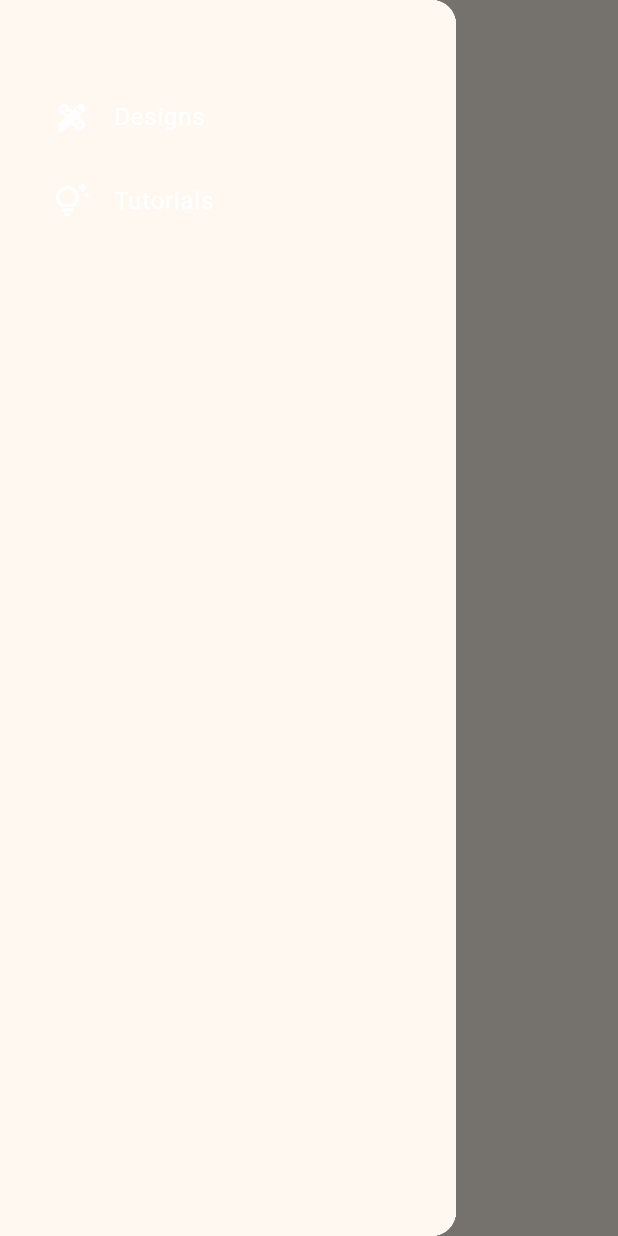
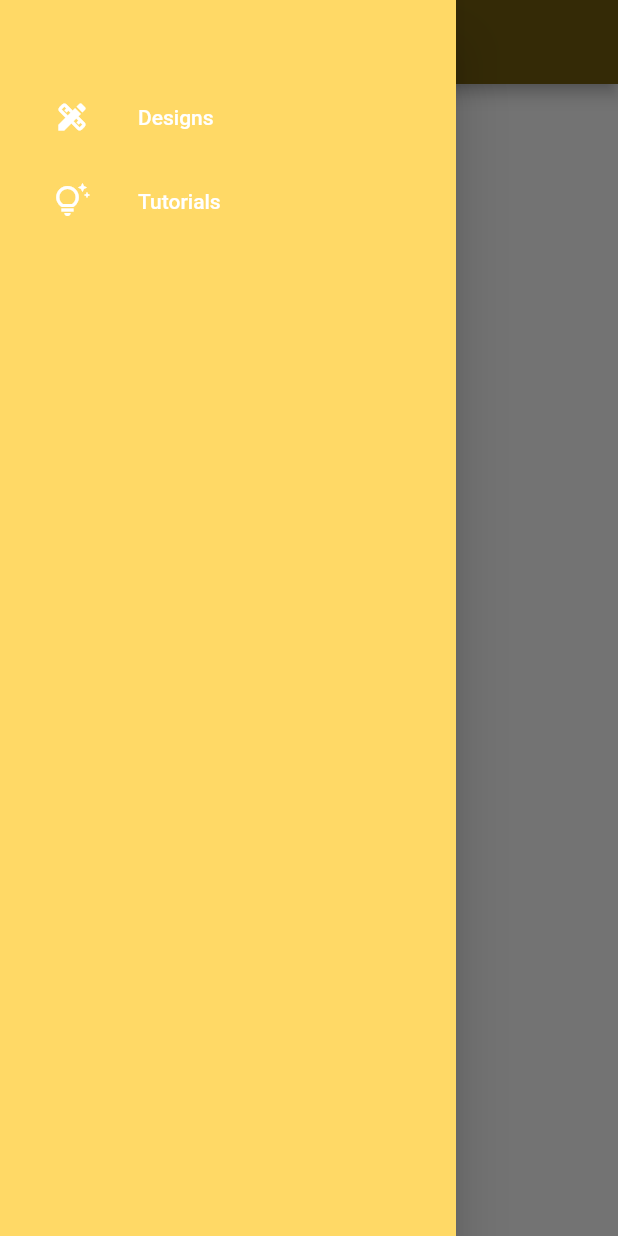
Before and after one commit to arielcarmen/flutter-stuff, a Flutter app: the screen it shows after launch, with the side drawer open, on a phone screen of 412 x 824 dp. Run offline on Flutter 3.47's test engine with Material 3 defaults, Android fonts, the light colour scheme and no system bars; our stand-ins replace sqflite; accounts and stored records are empty.

Commit message:
theme problem resolved

```diff
--- a/lib/constants/theme.dart
+++ b/lib/constants/theme.dart
@@ -3,7 +3,7 @@ import 'package:flutter_stuff/constants/colors.dart';
 
 class AppTheme {
   static final lightTheme = ThemeData(
-    useMaterial3: true,
+    useMaterial3: false,
     primaryColor: ThemeColor.stuff,
     colorScheme: ColorScheme.fromSeed(seedColor: ThemeColor.stuff)
   );
--- a/lib/widgets/main_drawer.dart
+++ b/lib/widgets/main_drawer.dart
@@ -1,4 +1,5 @@
 import 'package:flutter/material.dart';
+import 'package:flutter_stuff/constants/colors.dart';
 import 'package:flutter_stuff/views/tutorials.dart';
 import 'package:flutter_stuff/widgets/main_drawer_item.dart';
 
@@ -12,6 +13,7 @@ class MainDrawer extends StatelessWidget {
     const padding = EdgeInsets.symmetric(horizontal: 20);
     return Drawer(
       child: Material(
+        color: ThemeColor.stuff,
         child: ListView(
           padding: padding,
           children: const [
--- a/lib/widgets/main_drawer_item.dart
+++ b/lib/widgets/main_drawer_item.dart
@@ -12,10 +12,10 @@ class MainDrawerItem extends StatelessWidget {
     const color = Colors.white;
     const hoverColor = Colors.white70;
     return Container(
-      decoration: BoxDecoration(
-        borderRadius: BorderRadius.circular(10)
-      ),
       child: ListTile(
+        shape: RoundedRectangleBorder(
+          borderRadius: BorderRadius.circular(10)
+        ),
         leading: Icon(icon, color: color),
         title: Text(text, style: const TextStyle(color: color),),
         hoverColor: hoverColor,
```
